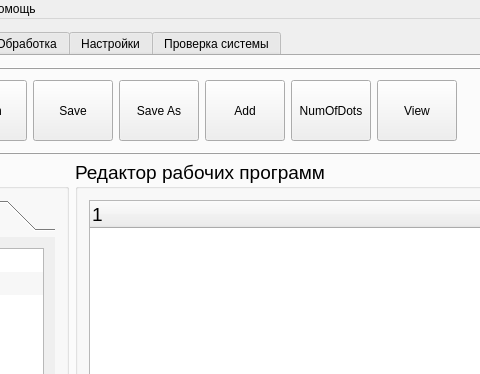
Above: KAMEditor/gui/mainwindow.ui from Xtail96/SML before the change; both pictures show x 176 to 656 and y 0 to 374 of the 1393 by 728 pixel window. Below: the same form after it.
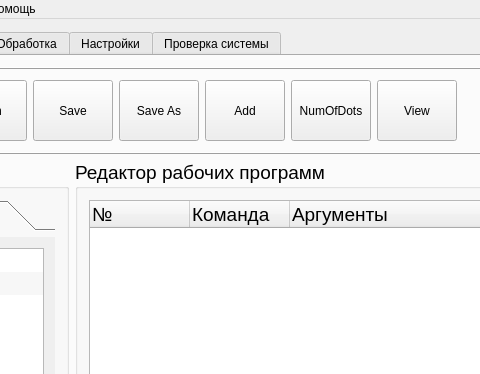
That is the form after the change. Icons and pictures are not drawn.

Commit message: Исправлена форма для оператора "Линия"

Diff of the .ui file:
```diff
--- a/KAMEditor/gui/mainwindow.ui
+++ b/KAMEditor/gui/mainwindow.ui
@@ -367,7 +367,17 @@
              </property>
              <column>
               <property name="text">
-               <string notr="true">1</string>
+               <string notr="true">№</string>
+              </property>
+             </column>
+             <column>
+              <property name="text">
+               <string>Команда</string>
+              </property>
+             </column>
+             <column>
+              <property name="text">
+               <string>Аргументы</string>
               </property>
              </column>
             </widget>
```
The commit also changes 1 other file.
